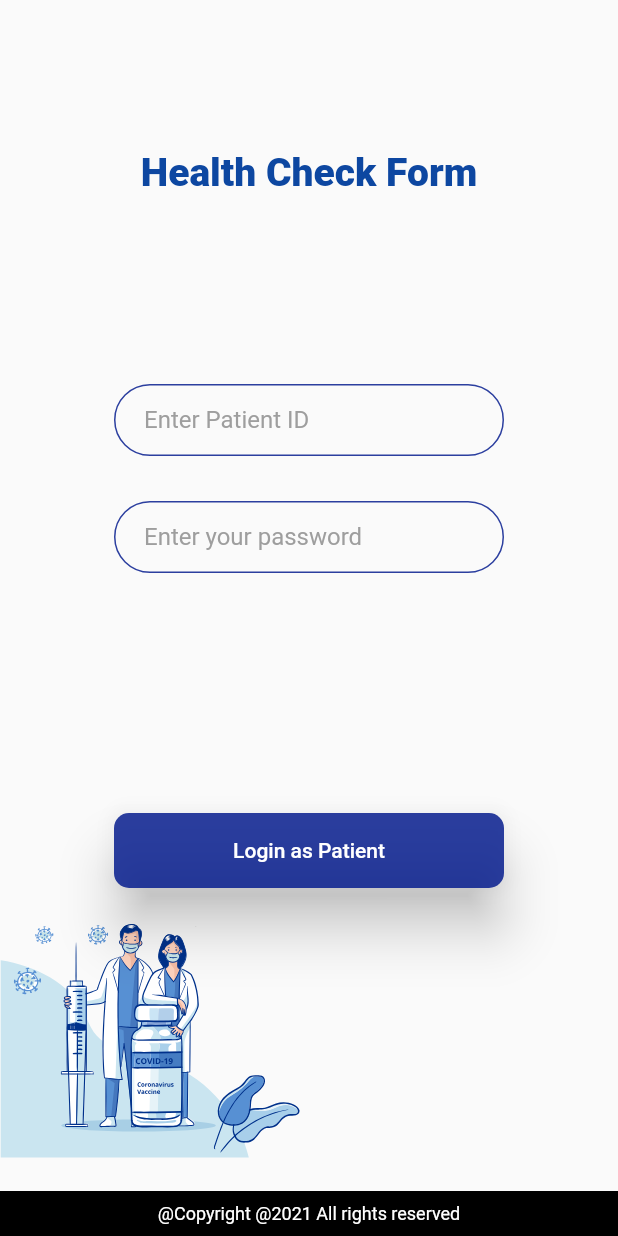
After one commit to kecians/Covid-Data-Hub, a Flutter app: the screen it shows after launch, after a tap on "Login as Patient", on a phone screen of 412 x 824 dp. The commit adds this screen. Run offline on Flutter 3.47's test engine with Material 2 defaults, Android fonts, the phone set to English and light mode, and no system bars; drawn by our look-alikes of flutter_progress_hud; our stand-ins replace animated_text_kit, cool_alert, flutter_spinkit, flutter_svg, fluttertoast, shared_preferences; network calls fail.

```diff
--- a/lib/Screens/Home.dart
+++ b/lib/Screens/Home.dart
@@ -6,6 +6,7 @@ import 'package:flutter_svg/flutter_svg.dart';
 import 'package:patient_status_app/Components/RoundButton.dart';
 import 'package:patient_status_app/Model/Networking.dart';
 import 'package:patient_status_app/Screens/LoadingScreen.dart';
+import 'package:patient_status_app/Screens/PatientLogin.dart';
 import 'package:patient_status_app/Utilities/constants.dart';
 import 'package:patient_status_app/Components/TitleHead.dart';
 import 'package:shared_preferences/shared_preferences.dart';
@@ -56,7 +57,7 @@ class _HomeState extends State<Home> {
 
                         children:[
                           TitleHead(),
-                          SizedBox(height: 80),
+                          SizedBox(height: 60),
                           Column(
                             children: [
                               Text(errortext,style: TextStyle(color: Colors.red),),
@@ -81,7 +82,7 @@ class _HomeState extends State<Home> {
                                   decoration: kInputDecorantion.copyWith(hintText: 'Enter your password',),
                                 ),
                               ),
-                              SizedBox(height: 140),
+                              SizedBox(height: 100),
                               RoundButton(color: Color(0XFFD5031A8D),text: "Login", textColor: Colors.white,
                                 onpress: ()async{
                                   final progress = ProgressHUD.of(context);
@@ -120,6 +121,11 @@ class _HomeState extends State<Home> {
                                   progress.dismiss();
                                 }
                                 ,height: 50,width: 260,),
+                              SizedBox(height: 40,),
+                              RoundButton(color: Color(0XFFD5031A8),text: "Login as Patient", textColor: Colors.white,
+                                onpress: (){Navigator.push(context,MaterialPageRoute(builder: (context)=>PatientLogin()));}
+                                ,height: 50,width: 260,),
+
 
                             ],
                           ),
--- a/lib/Screens/Patient/ChangeBed.dart
+++ b/lib/Screens/Patient/ChangeBed.dart
@@ -6,6 +6,7 @@ import 'package:patient_status_app/Components/MyTextField.dart';
 import 'package:patient_status_app/Components/RoundButton.dart';
 import 'package:patient_status_app/Model/Networking.dart';
 import 'package:patient_status_app/Model/Toast.dart';
+import 'package:patient_status_app/Screens/LoadingScreen.dart';
 class ChangeBed extends StatefulWidget {
   final id;
   ChangeBed({this.id});
@@ -63,14 +64,14 @@ class _ChangeBedState extends State<ChangeBed> {
                           if(res == 201)
                             {
                                showToast(context, "Changed Bed Successfully");
-                               Navigator.pop(context);
+                               Navigator.pushReplacement(context,MaterialPageRoute(builder: (context)=>Loading_Screen()));
                             }
                           else
                             {
                               CoolAlert.show(
                                 context: context,
                                 type: CoolAlertType.error,
-                                text: "Please enter a valid field!",
+                                text: "Please enter a valid field!\n Bed may be allotted!",
                               );
                             }
 
--- a/lib/Screens/Patient/ChangeStatus.dart
+++ b/lib/Screens/Patient/ChangeStatus.dart
@@ -5,6 +5,7 @@ import 'package:patient_status_app/Components/MyTextField.dart';
 import 'package:patient_status_app/Components/RoundButton.dart';
 import 'package:patient_status_app/Model/Networking.dart';
 import 'package:patient_status_app/Model/Toast.dart';
+import 'package:patient_status_app/Screens/LoadingScreen.dart';
 class ChangeStatus extends StatefulWidget {
   final id;
   ChangeStatus({this.id});
@@ -93,7 +94,7 @@ class _ChangeStatusState extends State<ChangeStatus> {
                             }
                             else
                               { showToast(context, "Status Successfully Updated!");
-                                Navigator.pop(context);
+                              Navigator.pushReplacement(context,MaterialPageRoute(builder: (context)=>Loading_Screen()));
                               }
 
                         progress.dismiss();
--- a/lib/Screens/Patient/PatientForm.dart
+++ b/lib/Screens/Patient/PatientForm.dart
@@ -6,6 +6,7 @@ import 'package:patient_status_app/Components/MyTextField.dart';
 import 'package:patient_status_app/Components/RoundButton.dart';
 import 'package:patient_status_app/Model/Networking.dart';
 import 'package:patient_status_app/Model/Toast.dart';
+import 'package:patient_status_app/Screens/LoadingScreen.dart';
 import 'package:patient_status_app/Screens/PatientList.dart';
 class PatientForm extends StatefulWidget {
   static final String id = 'PatientForm';
@@ -82,8 +83,8 @@ class _PatientFormState extends State<PatientForm> {
                         progress.show();
                         var res = await instance.HealthUpdate(widget.token,widget.patient_id, sys, dia, pulse, temp, spo2, dropdownValue);
                         if(res == 201)
-                        { showToast(context, "Patient added Successfully");
-                          Navigator.pop(context);
+                        { showToast(context, "Health Status Updated Successfully!");
+                        Navigator.pushReplacement(context,MaterialPageRoute(builder: (context)=>Loading_Screen()));
                         }
                         else
                         {
--- /dev/null
+++ b/lib/Screens/PatientLogin.dart
@@ -0,0 +1,113 @@
+import 'package:cool_alert/cool_alert.dart';
+import 'package:flutter/material.dart';
+import 'package:flutter_progress_hud/flutter_progress_hud.dart';
+import 'package:flutter_svg/svg.dart';
+import 'package:patient_status_app/Components/RoundButton.dart';
+import 'package:patient_status_app/Model/Networking.dart';
+import 'package:patient_status_app/Screens/Patient/LastFive.dart';
+import 'package:patient_status_app/Screens/Patient/PatientInfo.dart';
+import 'package:patient_status_app/Utilities/constants.dart';
+class PatientLogin extends StatefulWidget {
+  @override
+  _PatientLoginState createState() => _PatientLoginState();
+}
+
+class _PatientLoginState extends State<PatientLogin> {
+  Networking instance = Networking();
+  String errortext="";
+  TextEditingController userController = TextEditingController();
+  TextEditingController passwordcontroller = TextEditingController();
+  @override
+  Widget build(BuildContext context) {
+    return SafeArea(
+      child: Scaffold(
+          resizeToAvoidBottomInset: false,
+          bottomNavigationBar: Container(
+            height: 30,
+            color: Colors.black,
+            child: Center(child: Text("@Copyright @2021 All rights reserved",
+              style: TextStyle(color: Colors.white,fontSize: 12),),),
+          ),
+          body: ProgressHUD(
+            child: Builder(
+              builder: (context)=> Stack(
+                children: [
+                  Container(
+                    alignment: Alignment.bottomLeft,
+                    child: SvgPicture.asset('assets/CovidAnimate.svg',height: 200,width: 200,),
+
+                  ),
+                  Center(
+
+                    child: ListView(
+
+                      children:[
+                        SizedBox(height: 100,),
+                        Center(
+                          child: Text('Health Check Form',style: TextStyle(color: Colors.blue[900],fontSize: 26,
+                            fontWeight: FontWeight.w900,),),
+                        ),
+                        SizedBox(height: 100),
+                        Column(
+                          children: [
+                            Text(errortext,style: TextStyle(color: Colors.red),),
+                            SizedBox(height: 10,),
+                            Container(
+                              width: 260,
+                              child: TextField(
+
+                                controller: userController,
+
+                                style: TextStyle(color: Colors.black),
+                                decoration: kInputDecorantion.copyWith(hintText: "Enter Patient ID"),
+                              ),
+                            ),
+                            SizedBox(height: 30),
+                            Container(
+                              width: 260,
+                              child: TextField(
+                                obscureText: true,
+                                controller: passwordcontroller,
+                                style: TextStyle(color: Colors.black),
+                                decoration: kInputDecorantion.copyWith(hintText: 'Enter your password',),
+                              ),
+                            ),
+                            SizedBox(height: 160),
+                            RoundButton(color: Color(0XFFD5031A8D),text: "Login as Patient", textColor: Colors.white,
+                              onpress: ()async{
+                                final progress = ProgressHUD.of(context);
+                                progress.show();
+                                var response = await instance.getPatientProfile(userController.text,passwordcontroller.text);
+                                progress.dismiss();
+                                if(response==400)
+                                  {
+                                    CoolAlert.show(
+                                      context: context,
+                                      type: CoolAlertType.error,
+                                      text: " Invalid User !",
+                                    );
+                                  }
+                                else{
+                                   Navigator.pushAndRemoveUntil(context,MaterialPageRoute(builder: (context){
+                                     return PatientInfo(data: response);
+                                   }), (route) => false);
+                                }
+
+                              }
+
+                              ,height: 50,width: 260,),
+
+
+                          ],
+                        ),
+                      ],
+                    ),
+                  ),
+                ],
+              ),
+            ),
+          )
+      ),
+    );
+  }
+}
```
Also changed, not shown: lib/Components/LastFiveCard.dart (added, +128 -0 lines), lib/Model/Networking.dart (+18 -1 lines), lib/Screens/Patient/AddPatient.dart (+44 -2 lines), lib/Screens/Patient/LastFive.dart (added, +64 -0 lines), lib/Screens/Patient/PatientDetails.dart (+7 -4 lines), lib/Screens/Patient/PatientInfo.dart (added, +168 -0 lines), lib/Screens/PatientList.dart (+1 -10 lines).
